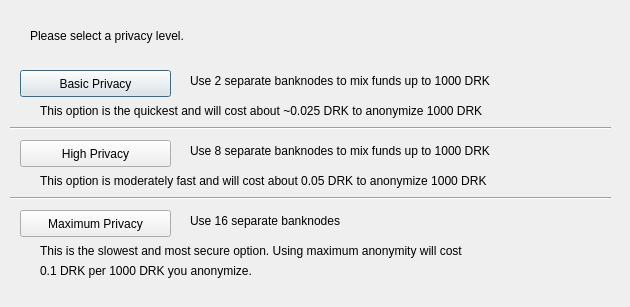
Old version of the form src/qt/forms/darksendconfig.ui in the repository thelonecrouton/bitcredit.
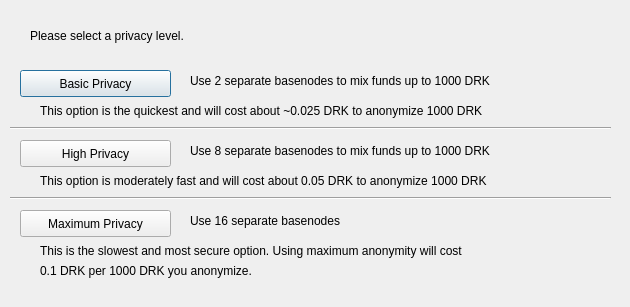
New version of the form.

```diff
--- a/src/qt/forms/darksendconfig.ui
+++ b/src/qt/forms/darksendconfig.ui
@@ -75,7 +75,7 @@
     </rect>
    </property>
    <property name="text">
-    <string>Use 2 separate banknodes to mix funds up to 1000 DRK</string>
+    <string>Use 2 separate basenodes to mix funds up to 1000 DRK</string>
    </property>
   </widget>
   <widget class="QLabel" name="label_3">
@@ -88,7 +88,7 @@
     </rect>
    </property>
    <property name="text">
-    <string>Use 8 separate banknodes to mix funds up to 1000 DRK</string>
+    <string>Use 8 separate basenodes to mix funds up to 1000 DRK</string>
    </property>
   </widget>
   <widget class="QLabel" name="label_4">
@@ -101,7 +101,7 @@
     </rect>
    </property>
    <property name="text">
-    <string>Use 16 separate banknodes</string>
+    <string>Use 16 separate basenodes</string>
    </property>
   </widget>
   <widget class="QLabel" name="label_6">
```
